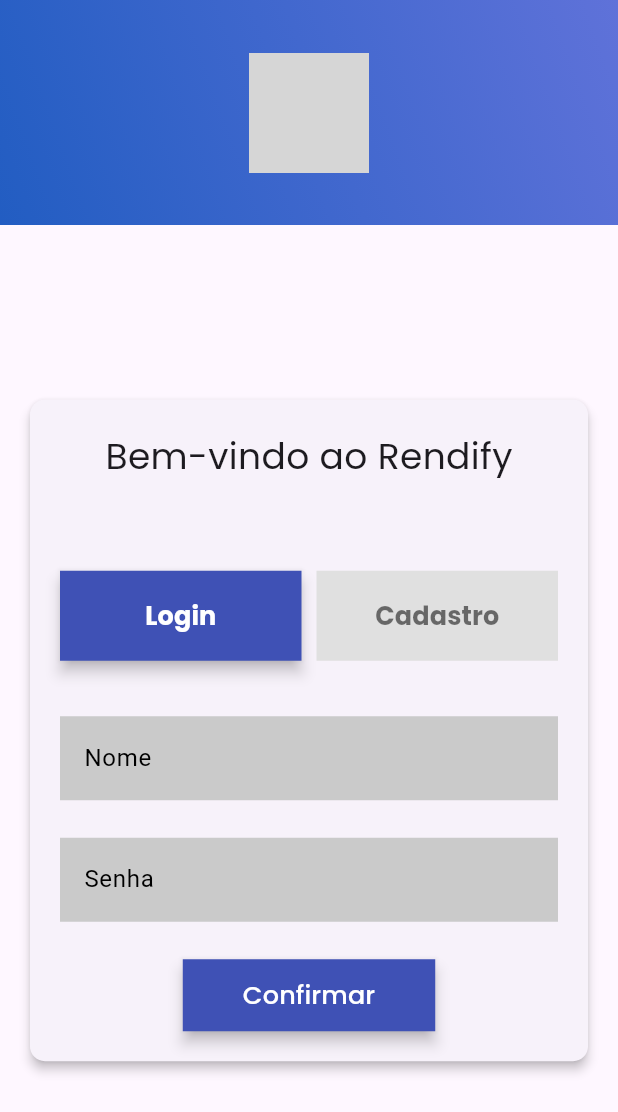
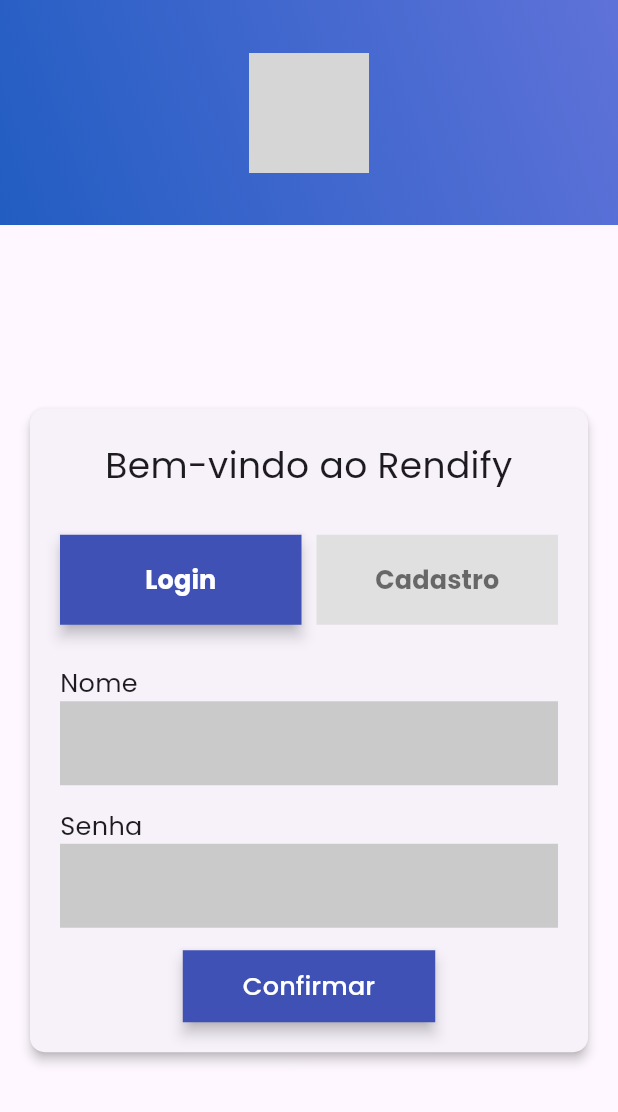
Before and after one commit to MauricioReisdoefer/rendify-frontend, a Flutter app: the screen it shows after launch, on a phone screen of 412 x 824 dp. Shown: the top 1112 px of the screen. Run offline on Flutter 3.47's test engine with Material 3 defaults, Android fonts, the phone set to English and light mode, and no system bars; our stand-ins replace google_fonts; grey boxes are pictures that could not be loaded.

Commit message:
Front-end da tela de cadastro finalizado

```diff
--- a/lib/screens/login_screen.dart
+++ b/lib/screens/login_screen.dart
@@ -30,12 +30,16 @@ class _LoginCadastroPageState extends State<LoginCadastroPage> {
               padding: const EdgeInsets.all(20),
               child: Column(
                 mainAxisSize: MainAxisSize.min,
+                crossAxisAlignment: CrossAxisAlignment.start,
                 children: [
-                  Text(
+                  Center(
+                    child: Text(
                       'Bem-vindo ao Rendify',
                       style: GoogleFonts.poppins(fontSize: 24),
+                      textAlign: TextAlign.center,
                     ),
-                  const SizedBox(height: 60),
+                  ),
+                  const SizedBox(height: 30),
                   Row(
                     children: [
                       Expanded(
@@ -67,27 +71,31 @@ class _LoginCadastroPageState extends State<LoginCadastroPage> {
                       ),
                     ],
                   ),
-                  const SizedBox(height: 37),
+                  const SizedBox(height: 27),
+                  Text("Nome", style: GoogleFonts.poppins(fontSize: 17,)),
                   TextField(
                     controller: nomeController,
-                    decoration: const InputDecoration(labelText: 'Nome', border: OutlineInputBorder(borderSide: BorderSide.none, borderRadius: BorderRadius.zero), filled: true, fillColor: Color(0xFFCACACA), labelStyle: TextStyle(color: Colors.black))
+                    decoration: const InputDecoration(border: OutlineInputBorder(borderSide: BorderSide.none, borderRadius: BorderRadius.zero), filled: true, fillColor: Color(0xFFCACACA))
                   ),
-                  const SizedBox(height: 25),
+                  const SizedBox(height: 15),
+                  Text("Senha", style: GoogleFonts.poppins(fontSize: 17,)),
                   TextField(
                     controller: senhaController,
                     obscureText: true,
-                    decoration: const InputDecoration(labelText: 'Senha', border: OutlineInputBorder(borderSide: BorderSide.none, borderRadius: BorderRadius.zero), filled: true, fillColor: Color(0xFFCACACA), labelStyle: TextStyle(color: Colors.black)),
+                    decoration: const InputDecoration(border: OutlineInputBorder(borderSide: BorderSide.none, borderRadius: BorderRadius.zero), filled: true, fillColor: Color(0xFFCACACA)),
                   ),
                   if (!isLogin) ...[
-                    const SizedBox(height: 25),
+                    const SizedBox(height: 15),
+                  Text("Confirmar Senha", style: GoogleFonts.poppins(fontSize: 17,)),
                     TextField(
                       controller: confirmarSenhaController,
                       obscureText: true,
-                      decoration: const InputDecoration(labelText: 'Confirmar senha', border: OutlineInputBorder(borderSide: BorderSide.none, borderRadius: BorderRadius.zero), filled: true, fillColor: Color(0xFFCACACA), labelStyle: TextStyle(color: Colors.black))
+                      decoration: const InputDecoration(border: OutlineInputBorder(borderSide: BorderSide.none, borderRadius: BorderRadius.zero), filled: true, fillColor: Color(0xFFCACACA))
                     ),
                   ],
-                  const SizedBox(height: 25),
-                  ElevatedButton(
+                  const SizedBox(height: 15),
+                  Center(
+                    child: ElevatedButton(
                       onPressed: () {
                         // ação de login ou cadastro
                       },
@@ -99,6 +107,7 @@ class _LoginCadastroPageState extends State<LoginCadastroPage> {
                       ),
                       child: Text('Confirmar', style: GoogleFonts.poppins(fontSize: 17, color: Colors.white),),
                     ),
+                  ),
                 ],
               ),
             ),
```
Also changed, not shown: 1 other file. Lines whose indentation alone changed are shown as unchanged.
